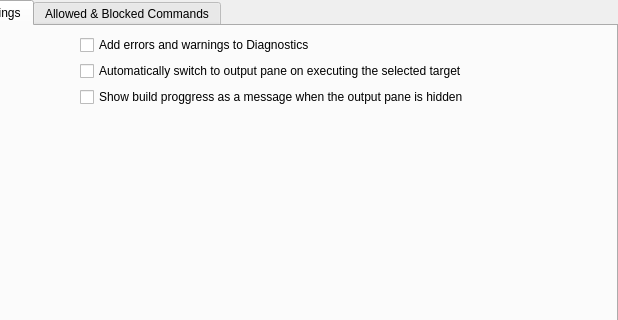
Qt form addons/katebuild-plugin/buildconfigwidget.ui (KDE/kate) before a commit; both pictures show x 81 to 699 and y 0 to 320 of the 699 by 770 pixel window.
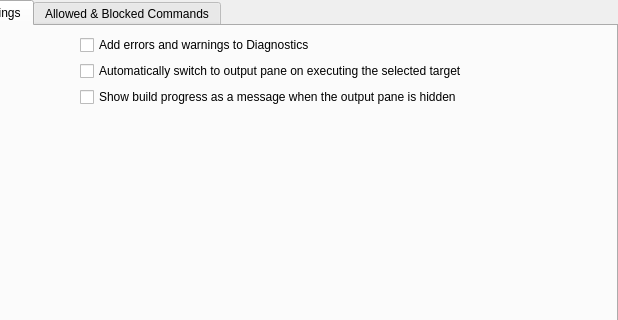
The same form after that commit.

Diff of the .ui file:
```diff
--- a/addons/katebuild-plugin/buildconfigwidget.ui
+++ b/addons/katebuild-plugin/buildconfigwidget.ui
@@ -77,7 +77,7 @@
             <string>If the output lines start with [ # / ## ] or [ ## % ], display the latest as a message.</string>
            </property>
            <property name="text">
-            <string>Show build proggress as a message when the output pane is hidden</string>
+            <string>Show build progress as a message when the output pane is hidden</string>
            </property>
           </widget>
          </item>
```
